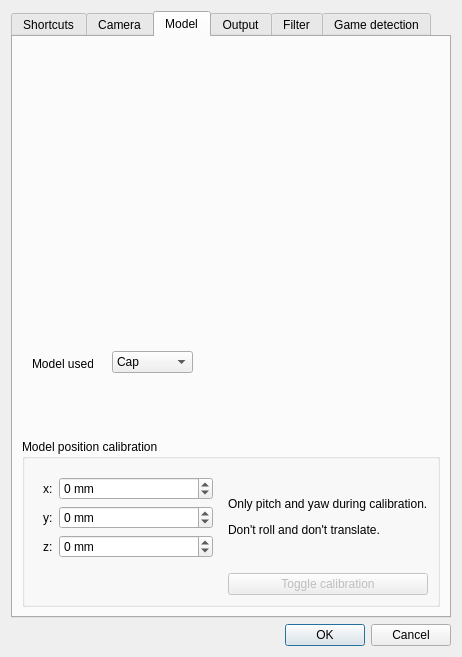
Before: the Qt Designer form facetracknoir/settings.ui in opentrack/opentrack, drawn with Qt 5.
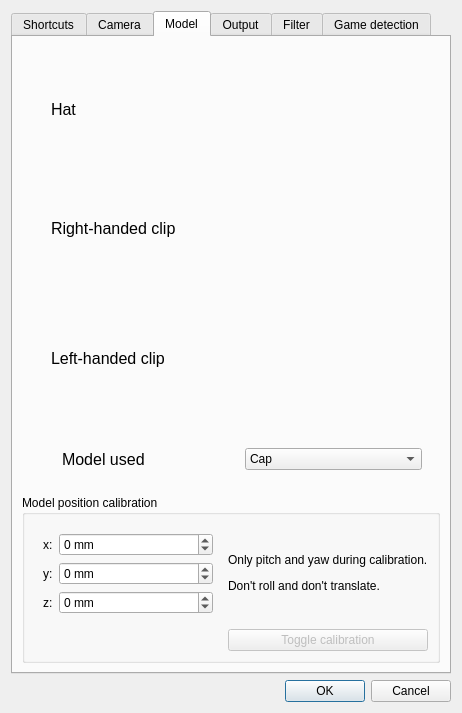
After: the same form once the commit is applied. The open tabs and pages were chosen to show the change. Icons and pictures are not drawn. Custom widgets are drawn as their Qt base class.

Commit message: trackhat-ui: use final images in wizard/ui

Patch:
```diff
--- a/facetracknoir/settings.ui
+++ b/facetracknoir/settings.ui
@@ -7,7 +7,7 @@
     <x>0</x>
     <y>0</y>
     <width>462</width>
-    <height>657</height>
+    <height>689</height>
    </rect>
   </property>
   <property name="windowTitle">
@@ -540,35 +540,67 @@
          <property name="title">
           <string/>
          </property>
-         <widget class="QLabel" name="label_3">
-          <property name="geometry">
-           <rect>
-            <x>40</x>
-            <y>40</y>
-            <width>206</width>
-            <height>156</height>
-           </rect>
-          </property>
-          <property name="text">
-           <string/>
-          </property>
-          <property name="pixmap">
-           <pixmap resource="ui-res.qrc">:/images/trackhat-cap.png</pixmap>
-          </property>
-          <property name="scaledContents">
-           <bool>true</bool>
-          </property>
-         </widget>
+         <layout class="QVBoxLayout" name="verticalLayout_2">
+          <item>
+           <widget class="QFrame" name="frame_5">
+            <property name="styleSheet">
+             <string notr="true">QFrame { border: 0; }</string>
+            </property>
+            <property name="frameShape">
+             <enum>QFrame::NoFrame</enum>
+            </property>
+            <property name="frameShadow">
+             <enum>QFrame::Raised</enum>
+            </property>
+            <property name="lineWidth">
+             <number>0</number>
+            </property>
+            <layout class="QGridLayout" name="gridLayout_16">
+             <property name="leftMargin">
+              <number>20</number>
+             </property>
+             <property name="topMargin">
+              <number>0</number>
+             </property>
+             <property name="rightMargin">
+              <number>40</number>
+             </property>
+             <property name="spacing">
+              <number>0</number>
+             </property>
+             <item row="0" column="0">
          <widget class="QLabel" name="label_4">
-          <property name="geometry">
-           <rect>
-            <x>135</x>
-            <y>150</y>
-            <width>221</width>
-            <height>191</height>
-           </rect>
+               <property name="font">
+                <font>
+                 <pointsize>12</pointsize>
+                </font>
           </property>
           <property name="text">
+                <string>Hat</string>
+               </property>
+              </widget>
+             </item>
+             <item row="0" column="1">
+              <widget class="QLabel" name="label_3">
+               <property name="sizePolicy">
+                <sizepolicy hsizetype="Fixed" vsizetype="Fixed">
+                 <horstretch>0</horstretch>
+                 <verstretch>0</verstretch>
+                </sizepolicy>
+               </property>
+               <property name="minimumSize">
+                <size>
+                 <width>120</width>
+                 <height>108</height>
+                </size>
+               </property>
+               <property name="maximumSize">
+                <size>
+                 <width>120</width>
+                 <height>108</height>
+                </size>
+               </property>
+               <property name="text">
            <string/>
           </property>
           <property name="pixmap">
@@ -578,28 +610,128 @@
            <bool>true</bool>
           </property>
          </widget>
+             </item>
+             <item row="1" column="1">
+              <widget class="QLabel" name="label_34">
+               <property name="sizePolicy">
+                <sizepolicy hsizetype="Fixed" vsizetype="Fixed">
+                 <horstretch>0</horstretch>
+                 <verstretch>0</verstretch>
+                </sizepolicy>
+               </property>
+               <property name="minimumSize">
+                <size>
+                 <width>130</width>
+                 <height>130</height>
+                </size>
+               </property>
+               <property name="maximumSize">
+                <size>
+                 <width>130</width>
+                 <height>130</height>
+                </size>
+               </property>
+               <property name="text">
+                <string/>
+               </property>
+               <property name="pixmap">
+                <pixmap resource="ui-res.qrc">:/images/trackhat-clip-right.png</pixmap>
+               </property>
+               <property name="scaledContents">
+                <bool>true</bool>
+               </property>
+              </widget>
+             </item>
+             <item row="1" column="0">
+              <widget class="QLabel" name="label_35">
+               <property name="font">
+                <font>
+                 <pointsize>12</pointsize>
+                </font>
+               </property>
+               <property name="text">
+                <string>Right-handed clip</string>
+               </property>
+              </widget>
+             </item>
+             <item row="2" column="1">
+              <widget class="QLabel" name="label_36">
+               <property name="sizePolicy">
+                <sizepolicy hsizetype="Fixed" vsizetype="Fixed">
+                 <horstretch>0</horstretch>
+                 <verstretch>0</verstretch>
+                </sizepolicy>
+               </property>
+               <property name="minimumSize">
+                <size>
+                 <width>130</width>
+                 <height>130</height>
+                </size>
+               </property>
+               <property name="maximumSize">
+                <size>
+                 <width>130</width>
+                 <height>130</height>
+                </size>
+               </property>
+               <property name="text">
+                <string/>
+               </property>
+               <property name="pixmap">
+                <pixmap resource="ui-res.qrc">:/images/trackhat-clip-left.png</pixmap>
+               </property>
+               <property name="scaledContents">
+                <bool>true</bool>
+               </property>
+              </widget>
+             </item>
+             <item row="2" column="0">
+              <widget class="QLabel" name="label_37">
+               <property name="font">
+                <font>
+                 <pointsize>12</pointsize>
+                </font>
+               </property>
+               <property name="text">
+                <string>Left-handed clip</string>
+               </property>
+              </widget>
+             </item>
+            </layout>
+           </widget>
+          </item>
+          <item>
+           <widget class="QFrame" name="frame_6">
+            <property name="styleSheet">
+             <string notr="true">QFrame { border: 0; }</string>
+            </property>
+            <property name="frameShape">
+             <enum>QFrame::NoFrame</enum>
+            </property>
+            <property name="frameShadow">
+             <enum>QFrame::Raised</enum>
+            </property>
+            <property name="lineWidth">
+             <number>0</number>
+            </property>
+            <layout class="QGridLayout" name="gridLayout_17">
+             <property name="leftMargin">
+              <number>31</number>
+             </property>
+             <item row="0" column="0">
          <widget class="QLabel" name="label_31">
-          <property name="geometry">
-           <rect>
-            <x>10</x>
-            <y>310</y>
-            <width>61</width>
-            <height>16</height>
-           </rect>
+               <property name="font">
+                <font>
+                 <pointsize>12</pointsize>
+                </font>
           </property>
           <property name="text">
            <string>Model used</string>
           </property>
          </widget>
+             </item>
+             <item row="0" column="1">
          <widget class="QComboBox" name="model_used">
-          <property name="geometry">
-           <rect>
-            <x>90</x>
-            <y>305</y>
-            <width>81</width>
-            <height>22</height>
-           </rect>
-          </property>
           <item>
            <property name="text">
             <string>Cap</string>
@@ -610,7 +742,17 @@
             <string>Clip</string>
            </property>
           </item>
-         </widget>
+               <item>
+                <property name="text">
+                 <string>Clip left-handed</string>
+                </property>
+               </item>
+              </widget>
+             </item>
+            </layout>
+           </widget>
+          </item>
+         </layout>
         </widget>
        </item>
        <item>
```
Left out of the diff: 4 changed lines with no effect on the pictures. Lines whose indentation alone changed are shown as unchanged. The commit also changes 7 other files.
